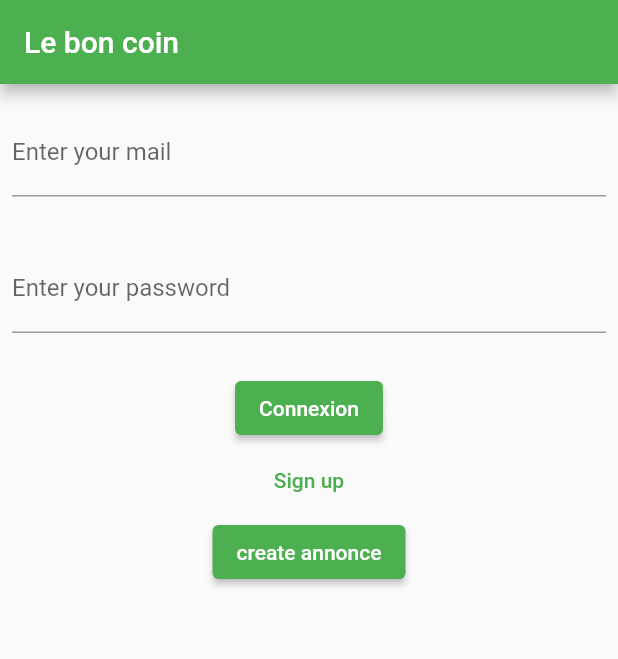
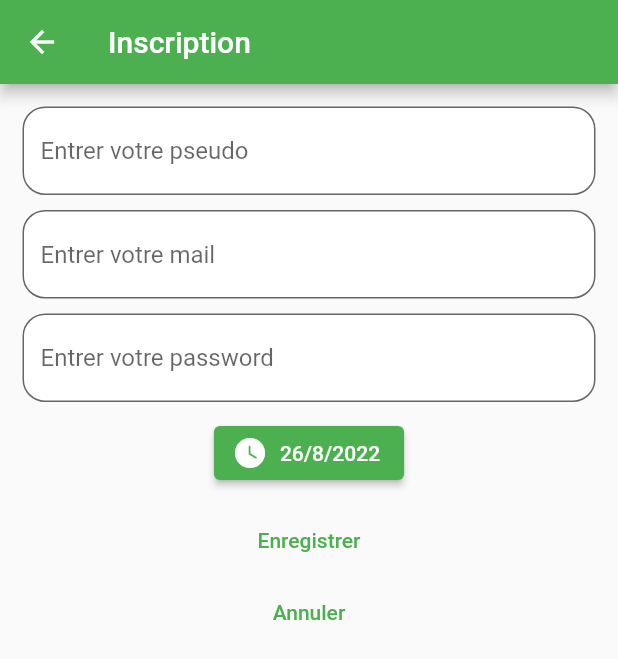
Before and after one commit to MaximeHerblot/FlutterLeBonCoin, a Flutter app: the screen it shows after launch, after a tap on "Sign up", on a phone screen of 412 x 824 dp. Shown: the top 659 px of the screen. Run offline on Flutter 3.47's test engine with Material 2 defaults, Android fonts, the phone set to English and light mode, and no system bars; our stand-ins replace cloud_firestore, firebase_auth, firebase_core, firebase_storage, permission_handler; accounts and stored records are empty.

Commit message:
aout de l'édit

```diff
--- /dev/null
+++ b/lib/controller/Inscription.dart
@@ -0,0 +1,164 @@
+import 'package:flutter_le_bon_coin/services/FirestoreHelper.dart';
+import 'package:flutter_le_bon_coin/services/constants.dart';
+import 'package:flutter_le_bon_coin/controller/Dashboard.dart';
+import 'package:flutter/material.dart';
+
+class Inscription extends StatefulWidget{
+  @override
+  State<StatefulWidget> createState() {
+    // TODO: implement createState
+    return InscriptionState();
+  }
+
+}
+
+class InscriptionState extends State<Inscription>{
+  //varibales
+  late String pseudo;
+  late String mail;
+  late String password;
+  DateTime time = DateTime.now();
+
+
+  //Méthode interne
+  openCalendar() async {
+    DateTime? dateSelected = await showDatePicker(
+        context: context,
+        initialDate: time,
+        firstDate: DateTime(1940),
+        lastDate: time
+    );
+    if(dateSelected != null && dateSelected != time){
+      setState(() {
+        time = dateSelected;
+      });
+    }
+  }
+
+  @override
+  Widget build(BuildContext context) {
+    // TODO: implement build
+    return Scaffold(
+      appBar: AppBar(
+        title: const Text("Inscription"),
+      ),
+      body: Padding(
+        child: bodyPage(),
+        padding: const EdgeInsets.all(15)
+      )
+
+    );
+  }
+
+
+  Widget bodyPage(){
+
+    return Column(
+      children: [
+        //Pseudo
+        TextField(
+          onChanged: (value){
+            setState(() {
+              pseudo = value;
+            });
+
+          },
+          decoration: InputDecoration(
+              fillColor: Colors.white,
+              filled: true,
+              hintText: "Entrer votre pseudo",
+              border:  OutlineInputBorder(
+                  borderRadius: BorderRadius.circular(15)
+              )
+          ),
+        ),
+        const SizedBox(height: 10,),
+
+
+        //mail
+
+        TextField(
+          onChanged: (value){
+            setState(() {
+              mail = value;
+            });
+
+          },
+          decoration: InputDecoration(
+              fillColor: Colors.white,
+              filled: true,
+              hintText: "Entrer votre mail",
+              border:  OutlineInputBorder(
+                  borderRadius: BorderRadius.circular(15)
+              )
+          ),
+        ),
+
+        const SizedBox(height: 10,),
+
+
+        //password
+
+        TextField(
+          obscureText: true,
+          onChanged: (value){
+            setState(() {
+              password = value;
+            });
+
+          },
+          decoration: InputDecoration(
+              fillColor: Colors.white,
+              filled: true,
+              hintText: "Entrer votre password",
+              border:  OutlineInputBorder(
+                  borderRadius: BorderRadius.circular(15)
+              )
+          ),
+        ),
+
+        const SizedBox(height: 10,),
+
+        ElevatedButton.icon(
+          icon: const Icon(Icons.watch_later_rounded),
+            onPressed: (){
+          //Ouverture de calendrier
+              openCalendar();
+          },
+            label:Text("${time.day}/${time.month}/${time.year}")
+        ),
+        const SizedBox(height: 10,),
+
+        TextButton(
+            onPressed: (){
+              print(time);
+              FirestoreHelper().inscription(mail, password, pseudo, time).then((value){
+                MyAccount = value;
+                Navigator.push(context, MaterialPageRoute(
+                    builder: (context){
+                      return Dashboard(index: 0,);
+                    }
+                ));
+
+              }).catchError((error){
+
+              });
+
+            },
+            child: const Text("Enregistrer")
+        ),
+        TextButton(
+            onPressed: (){
+              Navigator.pop(context);
+            },
+            child: const Text("Annuler")
+        )
+
+
+        //bouton de la date de naissance
+      ],
+
+    );
+  }
+
+}
--- a/lib/main.dart
+++ b/lib/main.dart
@@ -2,6 +2,7 @@
 import 'package:firebase_core/firebase_core.dart';
 import 'package:flutter_le_bon_coin/controller/CreationAnnonce.dart';
 import 'package:flutter_le_bon_coin/controller/Dashboard.dart';
+import 'package:flutter_le_bon_coin/controller/Inscription.dart';
 import 'package:flutter_le_bon_coin/firebase_options.dart';
 import 'package:flutter_le_bon_coin/services/FirestoreHelper.dart';
 import 'package:flutter_le_bon_coin/services/Permission.dart';
@@ -155,7 +156,7 @@
               MyAccount = value;
               Navigator.push(context, MaterialPageRoute(
                   builder: (context){
-                    return Dashboard();
+                    return Dashboard(index: 0,);
 
                   }
               ));
@@ -173,7 +174,12 @@
         ),
         TextButton(
             onPressed: (){
-              // Fonction navigation inscription ici
+              Navigator.push(context, MaterialPageRoute(
+                  builder: (context){
+                    return Inscription();
+                  }
+              ));
+
             },
             child: const Text("Sign up")
         ),
```
Also changed, not shown: lib/controller/CreationAnnonce.dart (+83 -18 lines), lib/controller/Dashboard.dart (+75 -4 lines), lib/controller/EditAnnonce.dart (added, +156 -0 lines), lib/controller/MesAnnonces.dart (+51 -19 lines), lib/model/Annonces.dart (+18 -7 lines), lib/services/FirestoreHelper.dart (+44 -0 lines).
